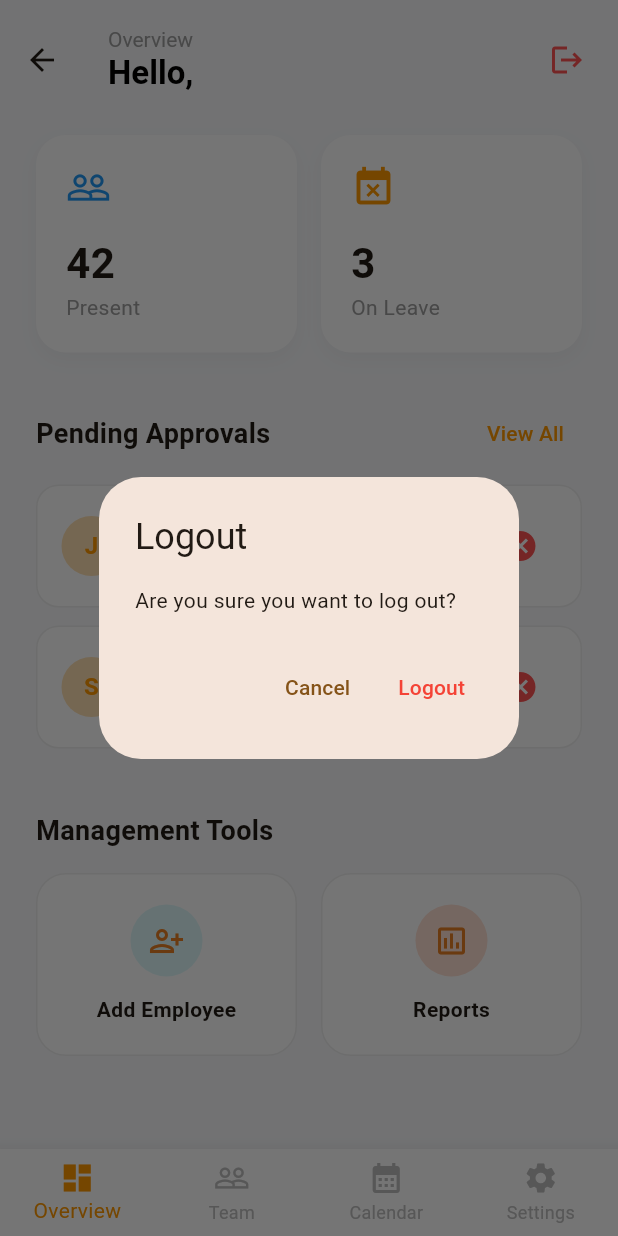
After one commit to OnTime-HR/OnTime, a Flutter app: the ManagerDashboard screen opened directly, after a tap on the "logout" icon, on a phone screen of 412 x 824 dp. The commit adds this screen. Run offline on Flutter 3.47's test engine with Material 3 defaults, Android fonts, the phone set to English and light mode, and no system bars; our stand-ins replace cloud_firestore, firebase_auth, firebase_core; accounts and stored records are empty; network calls fail.

Commit message:
Added sample manager dashbord with role base access control

```diff
--- a/lib/main.dart
+++ b/lib/main.dart
@@ -6,6 +6,8 @@ import 'firebase_options.dart';
 import 'EmployeeDashboard.dart';
 import 'splash_screen.dart';
 import 'welcome_and_login.dart';
+import 'manager_dashboard.dart';
+
 void main() async {
   WidgetsFlutterBinding.ensureInitialized();
   await Firebase.initializeApp(
@@ -40,15 +42,42 @@ class AuthGate extends StatelessWidget {
     return StreamBuilder<User?>(
       stream: FirebaseAuth.instance.authStateChanges(),
       builder: (context, snapshot) {
-        if (snapshot.connectionState == ConnectionState.waiting) {
-          return const Scaffold(body: Center(child: CircularProgressIndicator()));
+        // 1. If not logged in, show Login
+        if (!snapshot.hasData) {
+          return const WelcomeLoginScreen();
         }
-        // If snapshot has data, user is logged in
-        if (snapshot.hasData) {
-          return const EmployeeDashboard();
-        }
-        // Otherwise, show Login
-        return const WelcomeLoginScreen();
+
+        // 2. If logged in, fetch their profile to check their ROLE
+        return FutureBuilder<DocumentSnapshot>(
+          future: FirebaseFirestore.instance
+              .collection('users')
+              .doc(snapshot.data!.uid)
+              .get(),
+          builder: (context, userDoc) {
+            if (userDoc.connectionState == ConnectionState.waiting) {
+              return const Scaffold(body: Center(child: CircularProgressIndicator(color: Colors.orange)));
+            }
+
+            // 3. ROLE-BASED ROUTING LOGIC
+            if (userDoc.hasData && userDoc.data!.exists) {
+              // Extract the user data
+              Map<String, dynamic> userData = userDoc.data!.data() as Map<String, dynamic>;
+
+              // Get the role (default to 'Employee' if it's missing for some reason)
+              String role = userData['role'] ?? 'Employee';
+
+              // Route based on role
+              if (role == 'Manager') {
+                return const ManagerDashboard();
+              } else {
+                return const EmployeeDashboard();
+              }
+            }
+
+            // If logged in but profile creation failed or is missing, show login to retry
+            return const WelcomeLoginScreen();
+          },
+        );
       },
     );
   }
--- /dev/null
+++ b/lib/manager_dashboard.dart
@@ -0,0 +1,236 @@
+import 'package:flutter/material.dart';
+import 'package:firebase_auth/firebase_auth.dart';
+import 'package:cloud_firestore/cloud_firestore.dart';
+
+class ManagerDashboard extends StatefulWidget {
+  const ManagerDashboard({super.key});
+
+  @override
+  State<ManagerDashboard> createState() => _ManagerDashboardState();
+}
+
+class _ManagerDashboardState extends State<ManagerDashboard> {
+  String managerName = "Manager";
+
+  @override
+  void initState() {
+    super.initState();
+    _fetchManagerData();
+  }
+
+  void _fetchManagerData() async {
+    final user = FirebaseAuth.instance.currentUser;
+    if (user != null) {
+      try {
+        var doc = await FirebaseFirestore.instance.collection('users').doc(user.uid).get();
+        if (doc.exists && mounted) {
+          setState(() {
+            managerName = doc.data()?['name'] ?? "Manager";
+          });
+        }
+      } catch (e) {
+        debugPrint("Error fetching manager data: $e");
+      }
+    }
+  }
+
+  void _showLogoutDialog() {
+    showDialog(
+      context: context,
+      builder: (BuildContext context) {
+        return AlertDialog(
+          title: const Text("Logout"),
+          content: const Text("Are you sure you want to log out?"),
+          actions: [
+            TextButton(
+              onPressed: () => Navigator.pop(context),
+              child: const Text("Cancel"),
+            ),
+            TextButton(
+              onPressed: () async {
+                await FirebaseAuth.instance.signOut();
+                if (context.mounted) Navigator.pop(context);
+              },
+              child: const Text("Logout", style: TextStyle(color: Colors.red)),
+            ),
+          ],
+        );
+      },
+    );
+  }
+
+  @override
+  Widget build(BuildContext context) {
+    return Scaffold(
+      backgroundColor: const Color(0xFFF8F9FB),
+      appBar: AppBar(
+        backgroundColor: Colors.transparent,
+        elevation: 0,
+        toolbarHeight: 80,
+        title: Column(
+          crossAxisAlignment: CrossAxisAlignment.start,
+          children: [
+            const Text("Overview", style: TextStyle(color: Colors.grey, fontSize: 14)),
+            Text("Hello, $managerName", style: const TextStyle(color: Colors.black, fontWeight: FontWeight.bold, fontSize: 22)),
+          ],
+        ),
+        actions: [
+          IconButton(
+            onPressed: _showLogoutDialog,
+            icon: const Icon(Icons.logout, color: Colors.redAccent),
+            tooltip: 'Logout',
+          ),
+          const SizedBox(width: 10),
+        ],
+      ),
+      body: SingleChildScrollView(
+        padding: const EdgeInsets.symmetric(horizontal: 24),
+        child: Column(
+          crossAxisAlignment: CrossAxisAlignment.start,
+          children: [
+            const SizedBox(height: 10),
+
+            // 1. Team Stats Summary Cards
+            Row(
+              children: [
+                Expanded(child: _buildStatCard("Present", "42", Icons.people_outline, Colors.blue)),
+                const SizedBox(width: 16),
+                Expanded(child: _buildStatCard("On Leave", "3", Icons.event_busy, Colors.orange)),
+              ],
+            ),
+            const SizedBox(height: 30),
+
+            // 2. Pending Leave Requests Section
+            Row(
+              mainAxisAlignment: MainAxisAlignment.spaceBetween,
+              children: [
+                const Text("Pending Approvals", style: TextStyle(fontSize: 18, fontWeight: FontWeight.bold)),
+                TextButton(
+                  onPressed: () {},
+                  child: const Text("View All", style: TextStyle(color: Colors.orange)),
+                ),
+              ],
+            ),
+            const SizedBox(height: 10),
+            _buildLeaveRequestCard("John Doe", "Sick Leave", "Today, 09:00 AM"),
+            _buildLeaveRequestCard("Sarah Smith", "Annual Leave", "Tomorrow"),
+
+            const SizedBox(height: 30),
+
+            // 3. Manager Quick Actions
+            const Text("Management Tools", style: TextStyle(fontSize: 18, fontWeight: FontWeight.bold)),
+            const SizedBox(height: 15),
+            Row(
+              children: [
+                Expanded(child: _buildActionCard(Icons.person_add_alt, "Add Employee", const Color(0xFFDFF9FB))),
+                const SizedBox(width: 16),
+                Expanded(child: _buildActionCard(Icons.assessment_outlined, "Reports", const Color(0xFFFFE0D3))),
+              ],
+            ),
+            const SizedBox(height: 40),
+          ],
+        ),
+      ),
+      bottomNavigationBar: _buildBottomNav(),
+    );
+  }
+
+  // --- UI WIDGET HELPERS ---
+
+  Widget _buildStatCard(String title, String count, IconData icon, Color color) {
+    return Container(
+      padding: const EdgeInsets.all(20),
+      decoration: BoxDecoration(
+        color: Colors.white,
+        borderRadius: BorderRadius.circular(20),
+        boxShadow: [BoxShadow(color: Colors.black.withOpacity(0.03), blurRadius: 10, offset: const Offset(0, 5))],
+      ),
+      child: Column(
+        crossAxisAlignment: CrossAxisAlignment.start,
+        children: [
+          Icon(icon, color: color, size: 30),
+          const SizedBox(height: 15),
+          Text(count, style: const TextStyle(fontSize: 28, fontWeight: FontWeight.bold)),
+          Text(title, style: const TextStyle(color: Colors.grey, fontSize: 14)),
+        ],
+      ),
+    );
+  }
+
+  Widget _buildLeaveRequestCard(String name, String type, String date) {
+    return Container(
+      margin: const EdgeInsets.only(bottom: 12),
+      padding: const EdgeInsets.all(16),
+      decoration: BoxDecoration(
+        color: Colors.white,
+        borderRadius: BorderRadius.circular(15),
+        border: Border.all(color: Colors.grey.shade200),
+      ),
+      child: Row(
+        children: [
+          CircleAvatar(
+            backgroundColor: Colors.orange.shade100,
+            child: Text(name[0], style: const TextStyle(color: Colors.orange, fontWeight: FontWeight.bold)),
+          ),
+          const SizedBox(width: 15),
+          Expanded(
+            child: Column(
+              crossAxisAlignment: CrossAxisAlignment.start,
+              children: [
+                Text(name, style: const TextStyle(fontWeight: FontWeight.bold, fontSize: 16)),
+                Text("$type • $date", style: TextStyle(color: Colors.grey.shade600, fontSize: 12)),
+              ],
+            ),
+          ),
+          IconButton(
+            icon: const Icon(Icons.check_circle, color: Colors.green),
+            onPressed: () {}, // Approve Logic
+          ),
+          IconButton(
+            icon: const Icon(Icons.cancel, color: Colors.redAccent),
+            onPressed: () {}, // Reject Logic
+          ),
+        ],
+      ),
+    );
+  }
+
+  Widget _buildActionCard(IconData icon, String title, Color bgColor) {
+    return Container(
+      padding: const EdgeInsets.symmetric(vertical: 20),
+      decoration: BoxDecoration(
+        color: Colors.white,
+        borderRadius: BorderRadius.circular(20),
+        border: Border.all(color: Colors.grey.shade200),
+      ),
+      child: Column(
+        children: [
+          Container(
+            padding: const EdgeInsets.all(12),
+            decoration: BoxDecoration(color: bgColor, shape: BoxShape.circle),
+            child: Icon(icon, color: const Color(0xFFE67E22)),
+          ),
+          const SizedBox(height: 12),
+          Text(title, style: const TextStyle(fontWeight: FontWeight.bold, fontSize: 14)),
+        ],
+      ),
+    );
+  }
+
+  Widget _buildBottomNav() {
+    return BottomNavigationBar(
+      elevation: 10,
+      backgroundColor: Colors.white,
+      type: BottomNavigationBarType.fixed,
+      selectedItemColor: Colors.orange,
+      unselectedItemColor: Colors.grey.shade400,
+      currentIndex: 0,
+      items: const [
+        BottomNavigationBarItem(icon: Icon(Icons.dashboard), label: "Overview"),
+        BottomNavigationBarItem(icon: Icon(Icons.people_outline), label: "Team"),
+        BottomNavigationBarItem(icon: Icon(Icons.calendar_month), label: "Calendar"),
+        BottomNavigationBarItem(icon: Icon(Icons.settings), label: "Settings"),
+      ],
+    );
+  }
+}
```
